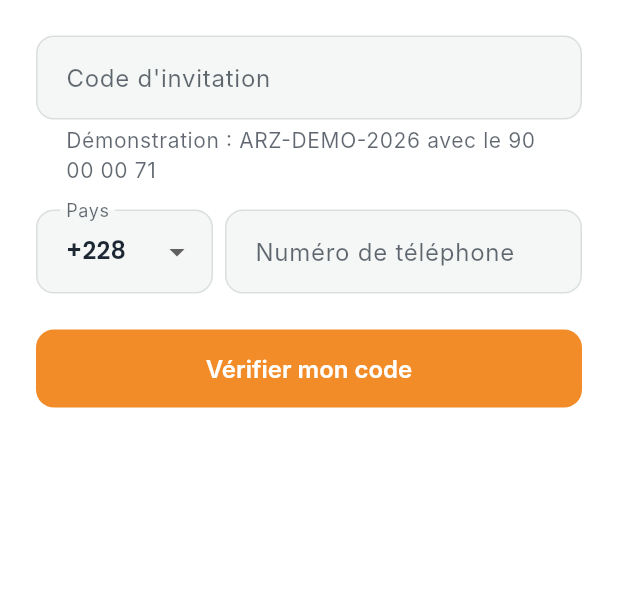
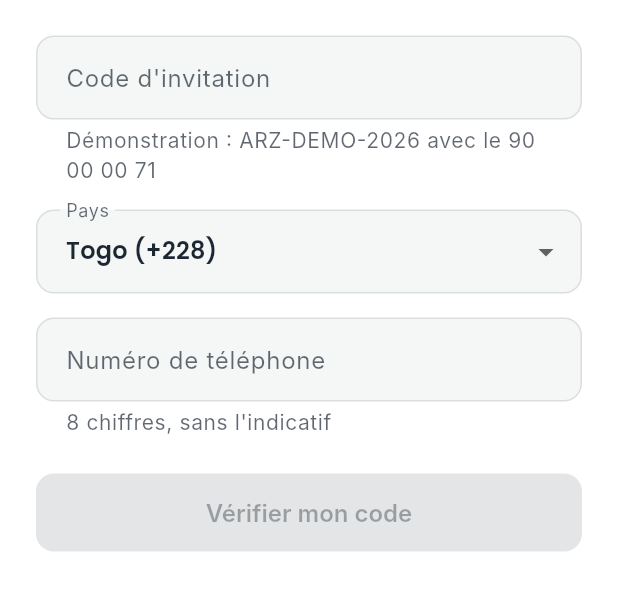
Before and after one commit to nexusinternational25-eng/Arziki-, a Flutter app: the EcranInvitation screen opened by its route, on a phone screen of 412 x 824 dp, the part 302-913 px from its top. Run offline on Flutter 3.47's test engine with Material 3 defaults, Android fonts, the phone set to English and light mode, and no system bars; our stand-ins replace cloud_firestore, cloud_functions, firebase_auth, firebase_core, flutter_riverpod, go_router; accounts and stored records are empty.

Commit message:
Jalon A : configuration des pays et choix du pays à l'inscription
- lib/core/pays.dart : liste unique (Togo ouvert ; Bénin, Niger, Côte d'Ivoire,
  Burkina Faso, Sénégal, Mali à venir), indicatif, longueur des numéros,
  portefeuilles mobiles, autorité de protection des données
- Champ de téléphone avec choix du pays et contrôle du numéro selon le pays
- Plus de +228 écrit en dur ; le pays du compte vient du numéro vérifié
- Serveur : même liste (functions/src/pays.json, produite par tool/exporter_pays.dart),
  refus des pays à venir à la vérification, à l'inscription et à l'invitation
- Tests : pays, numéros, inscription, synchronisation application et serveur

Co-Authored-By: Claude Fable 5.2 <noreply@anthropic.com>
Claude-Session: https://claude.ai/code/session_01WRHcDfJZ3fzhqVHMwvuGCw

```diff
--- /dev/null
+++ b/lib/core/pays.dart
@@ -0,0 +1,236 @@
+// Pays de la sous-région (CLAUDE.md, section 23.1). Liste unique : tout ce qui
+// dépend d'un pays (indicatif, longueur des numéros, portefeuilles mobiles,
+// autorité de protection des données, ouverture) se lit ici et nulle part ailleurs.
+//
+// Les Cloud Functions lisent la même liste dans config/pays.json, produit à
+// partir de ce fichier par `dart run tool/exporter_pays.dart`. Un test vérifie
+// que les deux sont identiques : après toute modification ici, relancer l'export.
+//
+// Règles :
+// - seul le Togo est ouvert au départ ;
+// - un pays passe à « actif » seulement après validation juridique locale et
+//   enregistrement d'un notaire partenaire dans ce pays (décision du super
+//   administrateur, tracée dans le journal d'audit) ;
+// - monnaie unique : FCFA (XOF), sans décimales ;
+// - aucun drapeau : on affiche le nom du pays (section 21.3).
+
+/// Ouverture d'un pays dans ARZIKI.
+enum StatutPays {
+  actif('actif'),
+  aVenir('a_venir');
+
+  const StatutPays(this.code);
+  final String code;
+}
+
+class Pays {
+  const Pays({
+    required this.code,
+    required this.nom,
+    required this.dans,
+    required this.indicatif,
+    required this.longueurNumero,
+    required this.exemple,
+    required this.portefeuilles,
+    required this.autoriteDonnees,
+    this.prefixesNationaux = const [],
+    this.notairePartenaire = false,
+    this.statut = StatutPays.aVenir,
+  });
+
+  /// Code ISO 3166 sur deux lettres : TG, BJ, NE...
+  final String code;
+  final String nom;
+
+  /// Nom précédé de sa préposition : « au Togo », « en Côte d'Ivoire ».
+  final String dans;
+
+  /// Indicatif international, avec le signe plus : +228.
+  final String indicatif;
+
+  /// Nombre de chiffres du numéro national, sans l'indicatif.
+  final int longueurNumero;
+
+  /// Exemple de numéro affiché dans le champ de saisie.
+  final String exemple;
+
+  /// Débuts obligatoires du numéro national (vide : pas de contrainte).
+  final List<String> prefixesNationaux;
+
+  /// Portefeuilles mobiles proposés dans le pays.
+  final List<String> portefeuilles;
+
+  /// Autorité de protection des données personnelles.
+  final String autoriteDonnees;
+
+  /// Vrai quand un notaire partenaire est enregistré dans ce pays.
+  final bool notairePartenaire;
+
+  final StatutPays statut;
+
+  bool get estActif => statut == StatutPays.actif;
+
+  /// Libellé d'une liste de choix : « Togo (+228) », « Niger (+227), bientôt ».
+  String get libelleChoix => estActif ? '$nom ($indicatif)' : '$nom ($indicatif), bientôt';
+
+  /// Message d'erreur si le numéro national est mal formé, sinon null.
+  String? erreurNumero(String saisie) {
+    final chiffres = saisie.replaceAll(RegExp(r'\D'), '');
+    if (chiffres.length != longueurNumero) {
+      return '${_majuscule(dans)}, le numéro compte $longueurNumero chiffres (exemple : $exemple).';
+    }
+    if (prefixesNationaux.isNotEmpty && !prefixesNationaux.any(chiffres.startsWith)) {
+      return '${_majuscule(dans)}, le numéro commence par ${prefixesNationaux.join(' ou ')} (exemple : $exemple).';
+    }
+    return null;
+  }
+
+  static String _majuscule(String t) => t[0].toUpperCase() + t.substring(1);
+
+  bool numeroValide(String saisie) => erreurNumero(saisie) == null;
+
+  /// Numéro complet au format international : +22890123456.
+  String numeroInternational(String saisie) => '$indicatif${saisie.replaceAll(RegExp(r'\D'), '')}';
+
+  /// Numéro national lisible, par groupes de deux chiffres (trois en tête si
+  /// la longueur est impaire) : 90 12 34 56, 77 123 45 67.
+  String formaterNational(String chiffres) {
+    final groupes = <String>[];
+    var i = 0;
+    if (chiffres.length.isOdd && chiffres.length > 2) {
+      groupes.add(chiffres.substring(0, 2));
+      groupes.add(chiffres.substring(2, 5));
+      i = 5;
+    }
+    for (; i < chiffres.length; i += 2) {
+      groupes.add(chiffres.substring(i, i + 2 > chiffres.length ? chiffres.length : i + 2));
+    }
+    return groupes.join(' ');
+  }
+
+  Map<String, Object> versJson() => {
+        'code': code,
+        'nom': nom,
+        'indicatif': indicatif,
+        'longueurNumero': longueurNumero,
+        'prefixesNationaux': prefixesNationaux,
+        'statut': statut.code,
+      };
+}
+
+class PaysConfig {
+  PaysConfig._();
+
+  static const togo = Pays(
+    code: 'TG',
+    nom: 'Togo',
+      dans: 'au Togo',
+    indicatif: '+228',
+    longueurNumero: 8,
+    exemple: '90 12 34 56',
+    portefeuilles: ['Mixx by Yas', 'Flooz'],
+    autoriteDonnees: 'IPDCP',
+    statut: StatutPays.actif,
+  );
+
+  /// Ordre d'affichage : le Togo, puis les prochains pays, puis le reste de l'UEMOA.
+  static const tous = <Pays>[
+    togo,
+    Pays(
+      code: 'BJ',
+      nom: 'Bénin',
+      dans: 'au Bénin',
+      indicatif: '+229',
+      // Depuis fin 2024, les numéros mobiles béninois ont 10 chiffres et commencent par 01.
+      longueurNumero: 10,
+      prefixesNationaux: ['01'],
+      exemple: '01 97 12 34 56',
+      portefeuilles: ['MTN MoMo', 'Moov Money', 'Celtiis Cash'],
+      autoriteDonnees: 'APDP',
+    ),
+    Pays(
+      code: 'NE',
+      nom: 'Niger',
+      dans: 'au Niger',
+      indicatif: '+227',
+      longueurNumero: 8,
+      exemple: '90 12 34 56',
+      portefeuilles: ['Airtel Money', 'Moov Money'],
+      autoriteDonnees: 'HAPDP',
+    ),
+    Pays(
+      code: 'CI',
+      nom: "Côte d'Ivoire",
+      dans: "en Côte d'Ivoire",
+      indicatif: '+225',
+      longueurNumero: 10,
+      exemple: '07 12 34 56 78',
+      portefeuilles: ['Orange Money', 'MTN MoMo', 'Moov Money', 'Wave'],
+      autoriteDonnees: 'ARTCI',
+    ),
+    Pays(
+      code: 'BF',
+      nom: 'Burkina Faso',
+      dans: 'au Burkina Faso',
+      indicatif: '+226',
+      longueurNumero: 8,
+      exemple: '70 12 34 56',
+      portefeuilles: ['Orange Money', 'Moov Money'],
+      autoriteDonnees: 'CIL',
+    ),
+    Pays(
+      code: 'SN',
+      nom: 'Sénégal',
+      dans: 'au Sénégal',
+      indicatif: '+221',
+      longueurNumero: 9,
+      exemple: '77 123 45 67',
+      portefeuilles: ['Wave', 'Orange Money', 'Mixx by Yas'],
+      autoriteDonnees: 'CDP',
+    ),
+    Pays(
+      code: 'ML',
+      nom: 'Mali',
+      dans: 'au Mali',
+      indicatif: '+223',
+      longueurNumero: 8,
+      exemple: '70 12 34 56',
+      portefeuilles: ['Orange Money', 'Moov Money'],
+      autoriteDonnees: 'APDP',
+    ),
+  ];
+
+  static const Pays parDefaut = togo;
+
+  /// Monnaie de tous les pays de l'UEMOA.
+  static const String monnaie = 'XOF';
+
+  static List<Pays> get actifs => tous.where((p) => p.estActif).toList();
+
+  static Pays? parCode(String? code) {
+    for (final p in tous) {
+      if (p.code == code) return p;
+    }
+    return null;
+  }
+
+  /// Pays d'un numéro international (+22890123456), d'après son indicatif.
+  static Pays? depuisTelephone(String? numero) {
+    if (numero == null) return null;
+    for (final p in tous) {
+      if (numero.startsWith(p.indicatif)) return p;
+    }
+    return null;
+  }
+
+  /// Contrôle complet d'un numéro international : pays connu, ouvert, numéro bien formé.
+  /// Renvoie un message d'erreur, ou null si le numéro est accepté.
+  static String? erreurTelephone(String numero, {bool exigerPaysActif = true}) {
+    final pays = depuisTelephone(numero);
+    if (pays == null) return 'Ce pays ne fait pas partie de la zone ARZIKI.';
+    if (exigerPaysActif && !pays.estActif) {
+      return "ARZIKI n'est pas encore ouvert ${pays.dans}. Nous vous préviendrons dès l'ouverture.";
+    }
+    return pays.erreurNumero(numero.substring(pays.indicatif.length));
+  }
+}
--- a/lib/demo/depot_auth_demo.dart
+++ b/lib/demo/depot_auth_demo.dart
@@ -6,6 +6,7 @@ import '../auth/acces_admin.dart';
 import '../auth/depot_auth.dart';
 import '../comptes/depot_comptes.dart';
 import '../config/app_config.dart';
+import '../core/pays.dart';
 import '../core/roles.dart';
 import '../models/utilisateur.dart';
 import 'base_demo.dart';
@@ -39,6 +40,9 @@ class DepotAuthDemo implements DepotAuth {
 
   /// Limite commune à tous les moyens de vérification : 5 demandes par heure.
   void _compterDemande(String t) {
+    // Section 23 : numéro bien formé, pays ouvert.
+    final refus = PaysConfig.erreurTelephone(t);
+    if (refus != null) throw ErreurAuth(refus);
     final ilYaUneHeure = base.maintenant().subtract(const Duration(hours: 1));
     final envois = (_envoisSms[t] ?? [])..removeWhere((d) => d.isBefore(ilYaUneHeure));
     if (envois.length >= maxSmsParHeure) {
@@ -132,6 +136,7 @@ class DepotAuthDemo implements DepotAuth {
       statut: StatutCompte.enAttente,
       kycStatut: StatutKyc.nonCommence,
       telephone: t,
+      pays: PaysConfig.depuisTelephone(t)?.code ?? PaysConfig.parDefaut.code,
       invitationCode: codeInvitation,
       cgVersionAcceptee: demande.cgVersion,
       cgAccepteeLe: base.maintenant(),
--- a/lib/demo/depot_comptes_demo.dart
+++ b/lib/demo/depot_comptes_demo.dart
@@ -67,6 +67,7 @@ class DepotComptesDemo implements DepotComptes {
       throw const ErreurAcces('La durée de validité doit être comprise entre 1 et 90 jours.');
     }
     final telephone = ReglesAcces.normaliserTelephone(pourTelephone);
+    ReglesAcces.exigerTelephoneAccepte(telephone);
     if (telephone.length < 10) throw const ErreurAcces('Numéro de téléphone invalide.');
     if (base.parTelephone(telephone) != null) {
       throw const ErreurAcces('Ce numéro a déjà un compte ARZIKI.');
--- a/lib/ecrans/auth/ecrans_auth.dart
+++ b/lib/ecrans/auth/ecrans_auth.dart
@@ -10,72 +10,74 @@ import '../../auth/depot_auth.dart';
 import '../../auth/session.dart';
 import '../../comptes/depot_comptes.dart';
 import '../../config/app_config.dart';
+import '../../core/pays.dart';
 import '../../core/textes_legaux.dart';
 import '../../router/garde_roles.dart';
 import '../../theme/arziki_theme.dart';
 import '../../ui/composants.dart';
 import 'verification_numero.dart';
 
-/// Indicatifs des pays de l'UEMOA (Togo par défaut).
-const indicatifsUemoa = {
-  '+228': 'Togo',
-  '+229': 'Bénin',
-  '+226': 'Burkina Faso',
-  '+225': "Côte d'Ivoire",
-  '+245': 'Guinée-Bissau',
-  '+223': 'Mali',
-  '+227': 'Niger',
-  '+221': 'Sénégal',
-};
-
-/// Champ de numéro de téléphone avec choix de l'indicatif.
+/// Champ de numéro de téléphone avec choix du pays (CLAUDE.md, section 23).
+/// Les pays « à venir » sont visibles, mais on ne peut pas encore s'y inscrire.
 class ChampTelephone extends StatelessWidget {
   const ChampTelephone({
     super.key,
-    required this.indicatif,
-    required this.onIndicatif,
+    required this.pays,
+    required this.onPays,
     required this.controleur,
     this.actif = true,
     this.onChanged,
   });
 
   final ValueChanged<String>? onChanged;
-  final String indicatif;
-  final ValueChanged<String> onIndicatif;
+  final Pays pays;
+  final ValueChanged<Pays> onPays;
   final TextEditingController controleur;
   final bool actif;
 
   @override
   Widget build(BuildContext context) {
-    return Row(
-      crossAxisAlignment: CrossAxisAlignment.start,
-      children: [
-        SizedBox(
-          width: 118,
-          child: DropdownButtonFormField<String>(
-            initialValue: indicatif,
-            isExpanded: true,
-            decoration: const InputDecoration(labelText: 'Pays'),
-            items: [
-              for (final e in indicatifsUemoa.entries)
-                DropdownMenuItem(value: e.key, child: Text(e.key, semanticsLabel: e.value)),
-            ],
-            onChanged: actif ? (v) => onIndicatif(v!) : null,
-          ),
+    final saisie = controleur.text;
+    // L'erreur de format n'apparaît qu'une fois le numéro entièrement saisi ou trop long.
+    final erreur = saisie.length >= pays.longueurNumero ? pays.erreurNumero(saisie) : null;
+    return Column(crossAxisAlignment: CrossAxisAlignment.stretch, children: [
+      DropdownButtonFormField<Pays>(
+        initialValue: pays,
+        isExpanded: true,
+        decoration: const InputDecoration(labelText: 'Pays'),
+        items: [
+          for (final p in PaysConfig.tous) DropdownMenuItem(value: p, child: Text(p.libelleChoix)),
+        ],
+        onChanged: actif ? (v) => onPays(v!) : null,
+      ),
+      const SizedBox(height: ArzikiEspaces.m),
+      TextField(
+        controller: controleur,
+        enabled: actif && pays.estActif,
+        onChanged: onChanged,
+        keyboardType: TextInputType.phone,
+        inputFormatters: [
+          FilteringTextInputFormatter.digitsOnly,
+          LengthLimitingTextInputFormatter(pays.longueurNumero),
+        ],
+        decoration: InputDecoration(
+          labelText: 'Numéro de téléphone',
+          prefixText: '${pays.indicatif} ',
+          hintText: pays.exemple,
+          helperText: '${pays.longueurNumero} chiffres, sans l\'indicatif',
+          errorText: actif ? erreur : null,
+          errorMaxLines: 2,
         ),
-        const SizedBox(width: ArzikiEspaces.s),
-        Expanded(
-          child: TextField(
-            controller: controleur,
-            enabled: actif,
-            onChanged: onChanged,
-            keyboardType: TextInputType.phone,
-            inputFormatters: [FilteringTextInputFormatter.digitsOnly, LengthLimitingTextInputFormatter(10)],
-            decoration: const InputDecoration(labelText: 'Numéro de téléphone', hintText: '90 00 00 00'),
-          ),
+      ),
+      if (!pays.estActif) ...[
+        const SizedBox(height: ArzikiEspaces.s),
+        Encadre(
+          "ARZIKI n'est pas encore ouvert ${pays.dans}. L'ouverture se fera dès qu'un notaire partenaire "
+          'y sera enregistré. En attendant, vous pouvez découvrir ARZIKI sans compte.',
+          icone: Icons.schedule_rounded,
         ),
       ],
-    );
+    ]);
   }
 }
 
@@ -126,7 +128,7 @@ class EcranInvitation extends ConsumerStatefulWidget {
 class _EcranInvitationState extends ConsumerState<EcranInvitation> {
   final _code = TextEditingController();
   final _tel = TextEditingController();
-  String _indicatif = '+228';
+  Pays _pays = PaysConfig.parDefaut;
   String? _erreur;
   bool _enCours = false;
 
@@ -135,7 +137,7 @@ class _EcranInvitationState extends ConsumerState<EcranInvitation> {
       _enCours = true;
       _erreur = null;
     });
-    final telephone = '$_indicatif${_tel.text}';
+    final telephone = _pays.numeroInternational(_tel.text);
     try {
       final inv = await ref.read(depotComptesProvider).verifierInvitation(code: _code.text, telephone: telephone);
       if (!mounted) return;
@@ -164,6 +166,7 @@ class _EcranInvitationState extends ConsumerState<EcranInvitation> {
         const SizedBox(height: ArzikiEspaces.l),
         TextField(
           controller: _code,
+          onChanged: (_) => setState(() {}),
           textCapitalization: TextCapitalization.characters,
           decoration: InputDecoration(
             labelText: "Code d'invitation",
@@ -174,16 +177,23 @@ class _EcranInvitationState extends ConsumerState<EcranInvitation> {
         ),
         const SizedBox(height: ArzikiEspaces.m),
         ChampTelephone(
-          indicatif: _indicatif,
-          onIndicatif: (v) => setState(() => _indicatif = v),
+          pays: _pays,
+          onPays: (v) => setState(() {
+            _pays = v;
+            _tel.clear();
+          }),
           controleur: _tel,
+          onChanged: (_) => setState(() {}),
         ),
         if (_erreur != null) ...[
           const SizedBox(height: ArzikiEspaces.m),
           Encadre(_erreur!, type: TypeEncadre.erreur),
         ],
         const SizedBox(height: ArzikiEspaces.l),
-        FilledButton(onPressed: _enCours ? null : _verifier, child: const Text('Vérifier mon code')),
+        FilledButton(
+          onPressed: _enCours || !_pays.estActif || !_pays.numeroValide(_tel.text) || _code.text.trim().isEmpty ? null : _verifier,
+          child: const Text('Vérifier mon code'),
+        ),
       ]),
     );
   }
@@ -207,7 +217,7 @@ class EcranInscription extends ConsumerStatefulWidget {
 
 class _EcranInscriptionState extends ConsumerState<EcranInscription> {
   final _tel = TextEditingController();
-  String _indicatif = '+228';
+  Pays _pays = PaysConfig.parDefaut;
   bool _cgAcceptees = false; // jamais pré-cochée
   bool _verrouille = false; // numéro en cours de vérification
   // Clé fixe : la vérification garde son état quand l'écran change autour d'elle.
@@ -220,13 +230,12 @@ class _EcranInscriptionState extends ConsumerState<EcranInscription> {
     super.initState();
     final t = widget.telephone;
     if (t != null) {
-      final ind = indicatifsUemoa.keys.firstWhere((k) => t.startsWith(k), orElse: () => '+228');
-      _indicatif = ind;
-      _tel.text = t.substring(ind.length);
+      _pays = PaysConfig.depuisTelephone(t) ?? PaysConfig.parDefaut;
+      _tel.text = t.substring(_pays.indicatif.length);
     }
   }
 
-  String get _telephone => '$_indicatif${_tel.text}';
+  String get _telephone => _pays.numeroInternational(_tel.text);
 
   Future<void> _inscrire(PreuveTelephone preuve) async {
     final u = await ref.read(depotAuthProvider).inscrireParTelephone(
@@ -255,8 +264,11 @@ class _EcranInscriptionState extends ConsumerState<EcranInscription> {
         if (p == Parcours.candidature) const Encadre(TextesLegaux.cerclePrive, type: TypeEncadre.alerte),
         const SizedBox(height: ArzikiEspaces.l),
         ChampTelephone(
-          indicatif: _indicatif,
-          onIndicatif: (v) => setState(() => _indicatif = v),
+          pays: _pays,
+          onPays: (v) => setState(() {
+            _pays = v;
+            _tel.clear();
+          }),
           controleur: _tel,
           actif: !_verrouille && !_telephoneImpose,
           onChanged: (_) => setState(() {}),
@@ -276,7 +288,7 @@ class _EcranInscriptionState extends ConsumerState<EcranInscription> {
         VerificationNumero(
           key: _cleVerification,
           telephone: () => _telephone,
-          actif: _cgAcceptees && _tel.text.length >= 8,
+          actif: _cgAcceptees && _pays.estActif && _pays.numeroValide(_tel.text),
           onVerrouillage: (v) => setState(() => _verrouille = v),
           onPreuve: _inscrire,
           libelleValider: 'Créer mon compte',
@@ -299,11 +311,11 @@ class EcranConnexion extends ConsumerStatefulWidget {
 
 class _EcranConnexionState extends ConsumerState<EcranConnexion> {
   final _tel = TextEditingController();
-  String _indicatif = '+228';
+  Pays _pays = PaysConfig.parDefaut;
   bool _verrouille = false;
   final _cleVerification = GlobalKey();
 
-  String get _telephone => '$_indicatif${_tel.text}';
+  String get _telephone => _pays.numeroInternational(_tel.text);
 
   Future<void> _connecter(PreuveTelephone preuve) async {
     final u = await ref.read(depotAuthProvider).connecterParTelephone(_telephone, preuve);
@@ -324,8 +336,11 @@ class _EcranConnexionState extends ConsumerState<EcranConnexion> {
         const Text('Nous vérifions votre numéro par WhatsApp. Le SMS reste possible en secours.'),
         const SizedBox(height: ArzikiEspaces.l),
         ChampTelephone(
-          indicatif: _indicatif,
-          onIndicatif: (v) => setState(() => _indicatif = v),
+          pays: _pays,
+          onPays: (v) => setState(() {
+            _pays = v;
+            _tel.clear();
+          }),
           controleur: _tel,
           actif: !_verrouille,
           onChanged: (_) => setState(() {}),
@@ -341,7 +356,7 @@ class _EcranConnexionState extends ConsumerState<EcranConnexion> {
         VerificationNumero(
           key: _cleVerification,
           telephone: () => _telephone,
-          actif: _tel.text.length >= 8,
+          actif: _pays.estActif && _pays.numeroValide(_tel.text),
           onVerrouillage: (v) => setState(() => _verrouille = v),
           onPreuve: _connecter,
           libelleValider: 'Me connecter',
```
Also changed, not shown: lib/auth/depot_auth_firebase.dart (+12 -3 lines), lib/comptes/depot_comptes.dart (+9 -2 lines), lib/ecrans/admin/console.dart (+6 -1 lines), lib/ui/composants.dart (+6 -5 lines), tool/exporter_pays.dart (added, +18 -0 lines), 7 other files.
